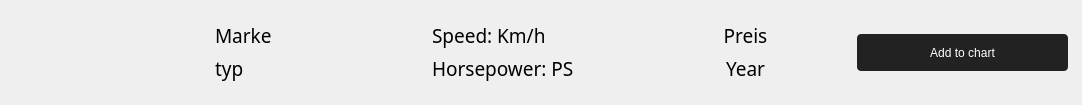
xTheSheep/gui_landwirtschaftliche_fahrzeuge, file ui_files/stockitem.ui: the form before one commit.
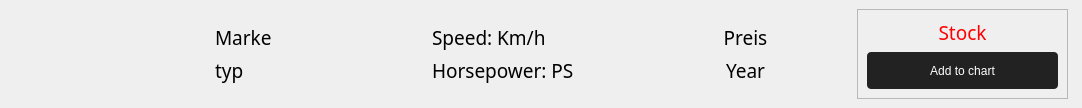
The form after the commit. Icons and pictures are not drawn.

What changed in the file:
```diff
--- a/ui_files/stockitem.ui
+++ b/ui_files/stockitem.ui
@@ -7,7 +7,7 @@
     <x>0</x>
     <y>0</y>
     <width>1082</width>
-    <height>105</height>
+    <height>108</height>
    </rect>
   </property>
   <property name="windowTitle">
@@ -245,6 +245,34 @@
         </layout>
        </widget>
       </item>
+      <item alignment="Qt::AlignVCenter">
+       <widget class="QFrame" name="frame_6">
+        <property name="frameShape">
+         <enum>QFrame::StyledPanel</enum>
+        </property>
+        <property name="frameShadow">
+         <enum>QFrame::Raised</enum>
+        </property>
+        <layout class="QVBoxLayout" name="verticalLayout_6">
+         <item>
+          <widget class="QLabel" name="stock">
+           <property name="font">
+            <font>
+             <family>Bahnschrift</family>
+             <pointsize>14</pointsize>
+            </font>
+           </property>
+           <property name="styleSheet">
+            <string notr="true">color: red;</string>
+           </property>
+           <property name="text">
+            <string>Stock</string>
+           </property>
+           <property name="alignment">
+            <set>Qt::AlignCenter</set>
+           </property>
+          </widget>
+         </item>
       <item>
        <widget class="QPushButton" name="cart_button">
         <property name="cursor">
@@ -263,6 +291,9 @@
           <height>20</height>
          </size>
         </property>
+          </widget>
+         </item>
+        </layout>
        </widget>
       </item>
      </layout>
```
Left out of the diff: 7 changed lines with no effect on the pictures. Lines whose indentation alone changed are shown as unchanged.
